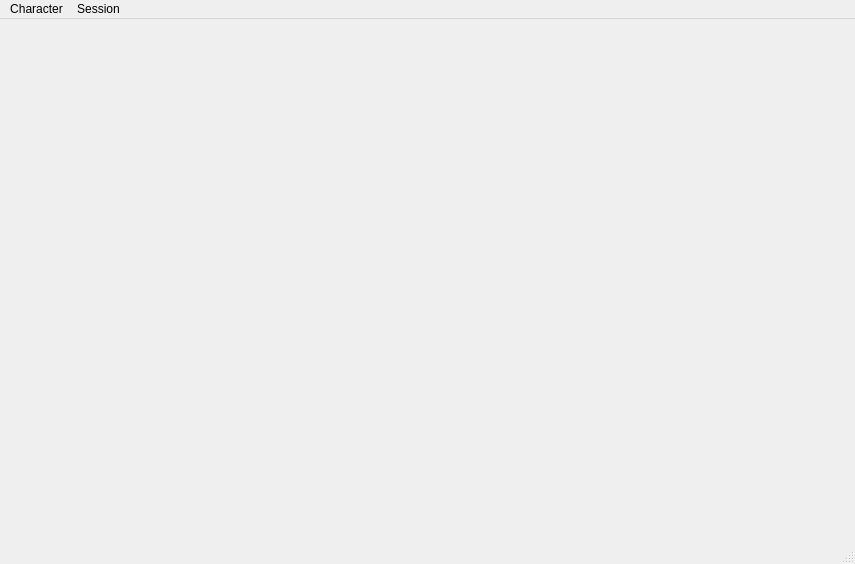
This is mainwindow.ui in Maciexpol/DeadLandsNPCGenerator as Qt 5 draws it before an edit. The edited form follows.
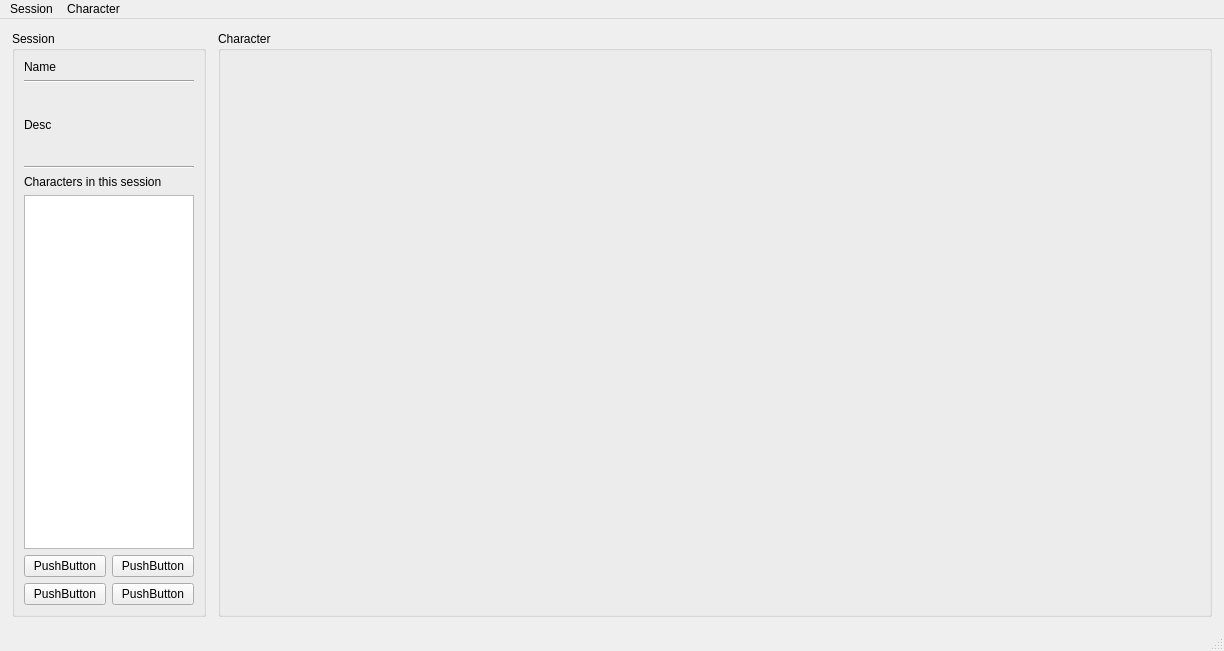
This is the edited form.

Diff of the .ui file:
```diff
--- a/mainwindow.ui
+++ b/mainwindow.ui
@@ -6,20 +6,153 @@
    <rect>
     <x>0</x>
     <y>0</y>
-    <width>855</width>
-    <height>564</height>
+    <width>1224</width>
+    <height>651</height>
    </rect>
   </property>
   <property name="windowTitle">
    <string>Deadlands NPC Generator</string>
   </property>
-  <widget class="QWidget" name="centralwidget"/>
+  <widget class="QWidget" name="centralwidget">
+   <property name="sizePolicy">
+    <sizepolicy hsizetype="Expanding" vsizetype="Expanding">
+     <horstretch>0</horstretch>
+     <verstretch>0</verstretch>
+    </sizepolicy>
+   </property>
+   <property name="maximumSize">
+    <size>
+     <width>9999</width>
+     <height>9999</height>
+    </size>
+   </property>
+   <layout class="QHBoxLayout" name="horizontalLayout" stretch="1,5">
+    <item>
+     <layout class="QVBoxLayout" name="sessionLayout">
+      <property name="leftMargin">
+       <number>3</number>
+      </property>
+      <property name="topMargin">
+       <number>3</number>
+      </property>
+      <property name="rightMargin">
+       <number>3</number>
+      </property>
+      <property name="bottomMargin">
+       <number>3</number>
+      </property>
+      <item>
+       <widget class="QGroupBox" name="sessionBox">
+        <property name="title">
+         <string>Session</string>
+        </property>
+        <layout class="QVBoxLayout" name="verticalLayout" stretch="0,0,1,0,0,5,0">
+         <item>
+          <widget class="QLabel" name="sessionName">
+           <property name="text">
+            <string>Name</string>
+           </property>
+          </widget>
+         </item>
+         <item>
+          <widget class="Line" name="line">
+           <property name="orientation">
+            <enum>Qt::Horizontal</enum>
+           </property>
+          </widget>
+         </item>
+         <item>
+          <widget class="QLabel" name="sessionDescription">
+           <property name="text">
+            <string>Desc</string>
+           </property>
+          </widget>
+         </item>
+         <item>
+          <widget class="Line" name="line_2">
+           <property name="orientation">
+            <enum>Qt::Horizontal</enum>
+           </property>
+          </widget>
+         </item>
+         <item>
+          <widget class="QLabel" name="label">
+           <property name="text">
+            <string>Characters in this session</string>
+           </property>
+          </widget>
+         </item>
+         <item>
+          <widget class="QListWidget" name="npcList"/>
+         </item>
+         <item>
+          <layout class="QGridLayout" name="gridLayout">
+           <item row="1" column="0">
+            <widget class="QPushButton" name="pushButton_2">
+             <property name="text">
+              <string>PushButton</string>
+             </property>
+            </widget>
+           </item>
+           <item row="2" column="0">
+            <widget class="QPushButton" name="pushButton">
+             <property name="text">
+              <string>PushButton</string>
+             </property>
+            </widget>
+           </item>
+           <item row="1" column="1">
+            <widget class="QPushButton" name="pushButton_3">
+             <property name="text">
+              <string>PushButton</string>
+             </property>
+            </widget>
+           </item>
+           <item row="2" column="1">
+            <widget class="QPushButton" name="pushButton_4">
+             <property name="text">
+              <string>PushButton</string>
+             </property>
+            </widget>
+           </item>
+          </layout>
+         </item>
+        </layout>
+       </widget>
+      </item>
+     </layout>
+    </item>
+    <item>
+     <layout class="QVBoxLayout" name="characterLayout">
+      <property name="leftMargin">
+       <number>3</number>
+      </property>
+      <property name="topMargin">
+       <number>3</number>
+      </property>
+      <property name="rightMargin">
+       <number>3</number>
+      </property>
+      <property name="bottomMargin">
+       <number>3</number>
+      </property>
+      <item>
+       <widget class="QGroupBox" name="characterBox">
+        <property name="title">
+         <string>Character</string>
+        </property>
+       </widget>
+      </item>
+     </layout>
+    </item>
+   </layout>
+  </widget>
   <widget class="QMenuBar" name="menubar">
    <property name="geometry">
     <rect>
      <x>0</x>
      <y>0</y>
-     <width>855</width>
+     <width>1224</width>
      <height>21</height>
     </rect>
    </property>
@@ -44,8 +177,8 @@
      <bool>false</bool>
     </property>
    </widget>
-   <addaction name="menuCharacter"/>
    <addaction name="menuSession"/>
+   <addaction name="menuCharacter"/>
   </widget>
   <widget class="QStatusBar" name="statusbar"/>
   <action name="actionSessionNew">
```
